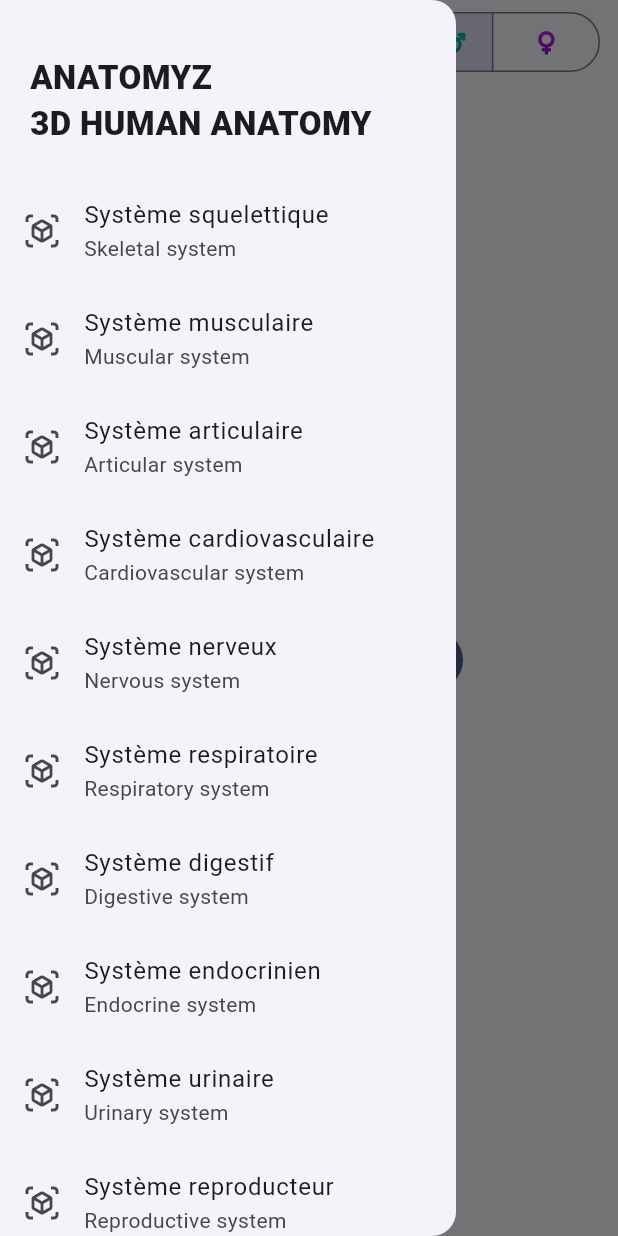
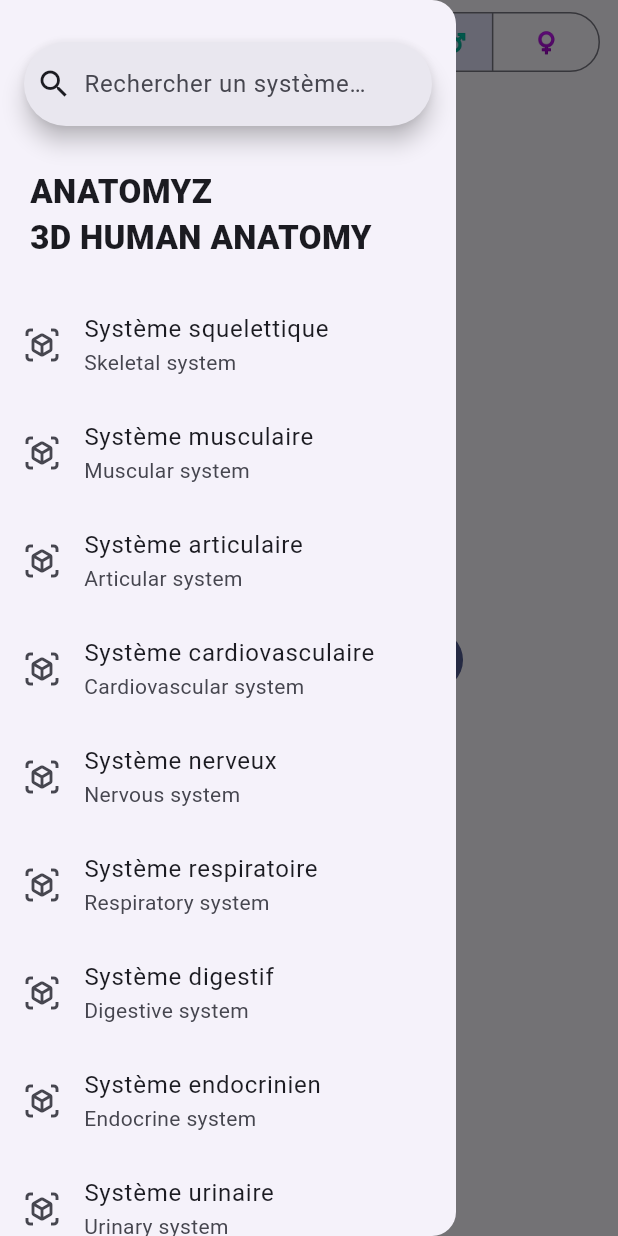
Before and after one commit to Connacri/AnatomyZ, a Flutter app: the AnatomyHomePage screen opened directly, with the side drawer open, on a phone screen of 412 x 824 dp. Run offline on Flutter 3.47's test engine with Material 3 defaults, Android fonts, the phone set to English and light mode, and no system bars; missing offline and left inert: interactive_3d.

Commit message:
feat: add anatomy system search

```diff
--- a/flutter_app/lib/screens/anatomy_home.dart
+++ b/flutter_app/lib/screens/anatomy_home.dart
@@ -18,6 +18,13 @@
   AnatomySex sex = AnatomySex.male;
   AnatomySystem? selectedSystem;
   EntityData? selectedEntity;
+  final searchController = TextEditingController();
+
+  @override
+  void dispose() {
+    searchController.dispose();
+    super.dispose();
+  }
 
   @override
   Widget build(BuildContext context) {
@@ -53,6 +60,15 @@
           child: ListView(
             padding: const EdgeInsets.symmetric(vertical: 16),
             children: [
+              Padding(
+                padding: const EdgeInsets.fromLTRB(16, 12, 16, 8),
+                child: SearchBar(
+                  controller: searchController,
+                  hintText: 'Rechercher un système…',
+                  leading: const Icon(Icons.search),
+                  onChanged: (_) => setState(() {}),
+                ),
+              ),
               const Padding(
                 padding: EdgeInsets.all(20),
                 child: Text(
@@ -60,7 +76,10 @@
                   style: TextStyle(fontSize: 22, fontWeight: FontWeight.w800),
                 ),
               ),
-              for (final system in repository.systems)
+              for (final system in repository.systems.where((system) {
+                final q = searchController.text.trim().toLowerCase();
+                return q.isEmpty || system.nameFr.toLowerCase().contains(q) || system.nameEn.toLowerCase().contains(q);
+              }))
                 ListTile(
                   enabled: repository.hasModel(system, sex),
                   leading: Icon(
```
